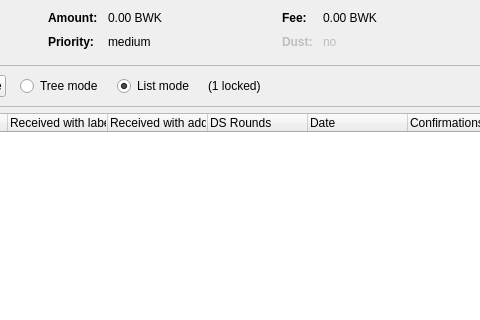
meiskam/Bulwark, file src/qt/forms/coincontroldialog.ui: the form before one commit; both pictures show x 204 to 684 and y 0 to 320 of the 954 by 500 pixel window.
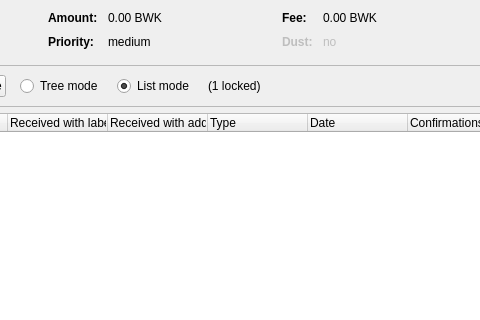
The form after the commit. Custom widgets are drawn as their Qt base class.

```diff
--- a/src/qt/forms/coincontroldialog.ui
+++ b/src/qt/forms/coincontroldialog.ui
@@ -477,7 +477,7 @@
      </column>
      <column>
       <property name="text">
-       <string>DS Rounds</string>
+	<string>Type</string>
       </property>
      </column>
      <column>
```
Left out of the diff: 2 changed lines with no effect on the pictures.
